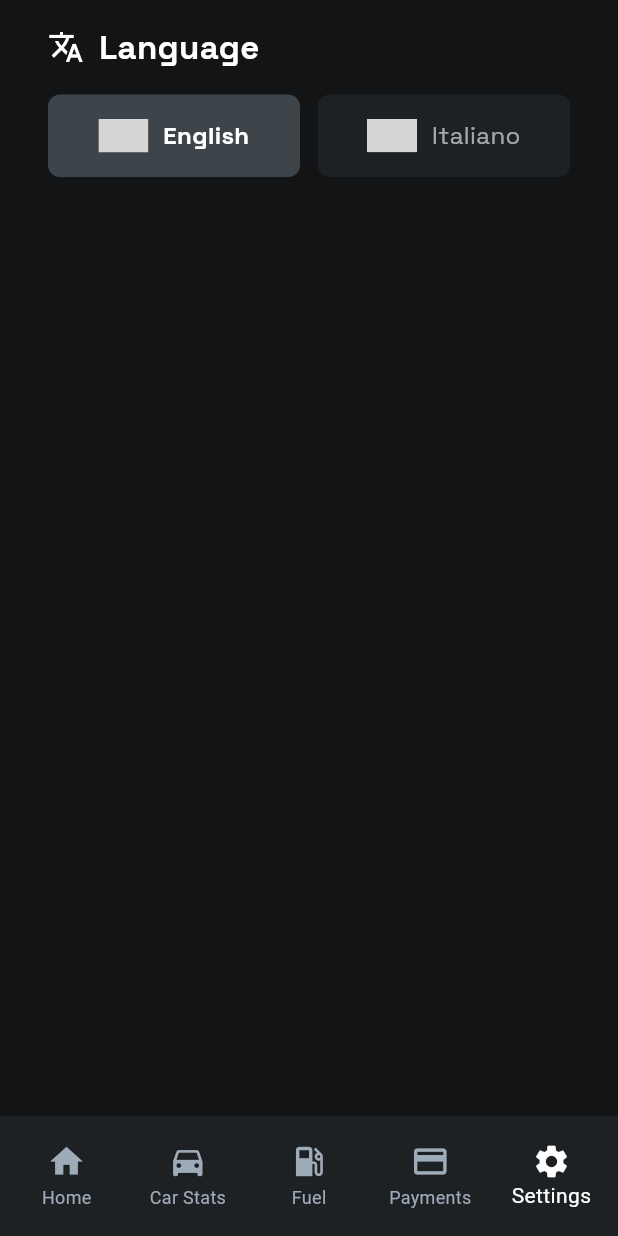
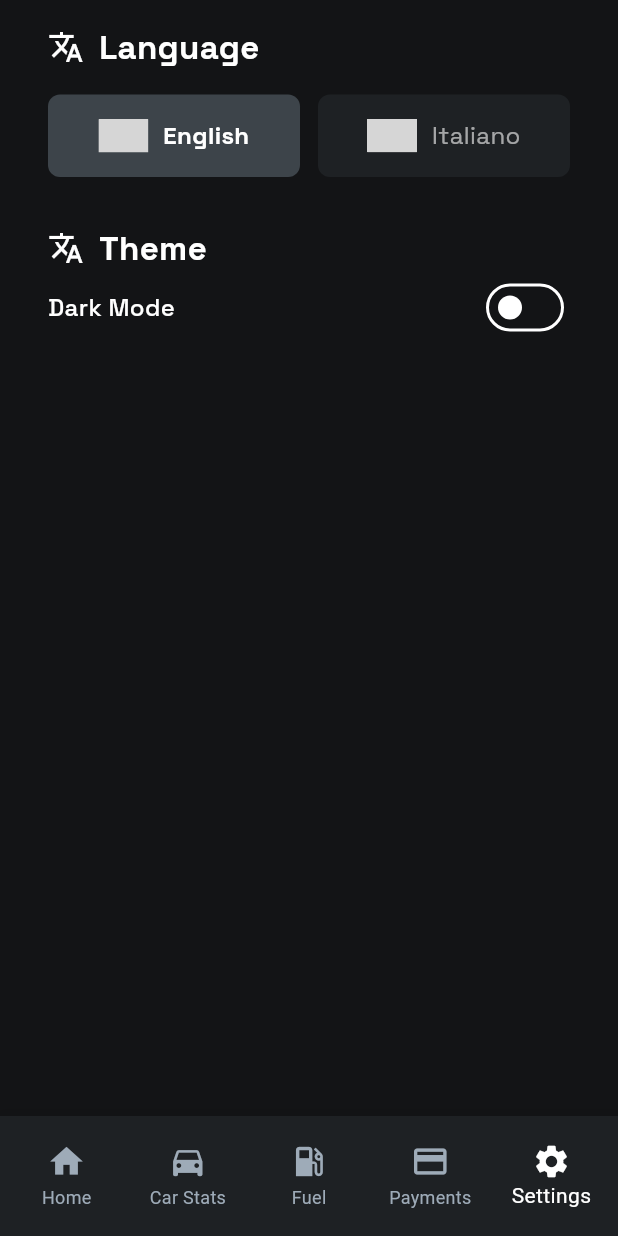
Before and after one commit to thisispivi/CarsManager, a Flutter app: the screen it shows after launch, item 5 of the bottom bar chosen, on a phone screen of 412 x 824 dp. Run offline on Flutter 3.47's test engine with Material 3 defaults, Android fonts, the light colour scheme and no system bars; our stand-ins replace flutter_svg, google_fonts; missing offline and left inert: country_flags; network calls fail; grey boxes are pictures that could not be loaded.

Commit message:
feat: added dark mode

```diff
--- a/car_manager/lib/components/row_with_leading_icon.dart
+++ b/car_manager/lib/components/row_with_leading_icon.dart
@@ -36,7 +36,7 @@ class RowWithLeadingIcon extends StatelessWidget {
             width: iconSize,
             margin: const EdgeInsets.only(top: 3),
             decoration: BoxDecoration(
-              color: const Color.fromRGBO(43, 48, 54, 1),
+              color: Theme.of(context).colorScheme.onSecondaryFixedVariant,
               borderRadius: BorderRadius.circular(8),
             ),
             child: Center(child: icon),
--- /dev/null
+++ b/car_manager/lib/core/theme/app_colors.dart
@@ -0,0 +1,34 @@
+import 'package:flutter/material.dart';
+
+class AppColors {
+  static const Color surfaceLight = Color.fromRGBO(255, 255, 255, 1);
+  static const Color cardLight = Color.fromRGBO(245, 245, 245, 1);
+  static const Color tertiaryLight = Color.fromRGBO(240, 240, 240, 1);
+  static const Color secondaryLight = Color.fromRGBO(120, 120, 120, 1);
+  static const Color onSurfaceVariantLight = Color.fromRGBO(60, 60, 60, 1);
+  static const Color primaryLight = Color.fromRGBO(0, 0, 0, 1);
+  static const Color onTertiaryVariantLight = Color.fromRGBO(220, 220, 220, 1);
+  static const Color onSecondaryVariantLight = Color.fromRGBO(200, 200, 200, 1);
+
+  static const Color surfaceDark = Color.fromRGBO(19, 20, 22, 1);
+  static const Color cardDark = Color.fromRGBO(30, 33, 36, 1);
+  static const Color tertiaryDark = Color.fromRGBO(45, 53, 62, 1);
+  static const Color secondaryDark = Color.fromRGBO(158, 171, 184, 1);
+  static const Color onSurfaceVariantDark = Color.fromRGBO(163, 171, 178, 1);
+  static const Color primaryDark = Color.fromRGBO(255, 255, 255, 1);
+  static const Color onTertiaryVariantDark = Color.fromRGBO(61, 68, 74, 1);
+  static const Color onSecondaryVariantDark = Color.fromRGBO(43, 48, 54, 1);
+
+  static const Color success = Color.fromRGBO(77, 207, 130, 1);
+  static const Color warning = Color.fromRGBO(255, 184, 76, 1);
+  static const Color error = Color.fromRGBO(255, 88, 88, 1);
+  static const Color info = Color.fromRGBO(85, 161, 255, 1);
+
+  static const List<Color> chartColors = [
+    Color.fromRGBO(77, 207, 130, 1),
+    Color.fromRGBO(85, 161, 255, 1),
+    Color.fromRGBO(255, 184, 76, 1),
+    Color.fromRGBO(255, 88, 88, 1),
+    Color.fromRGBO(170, 130, 255, 1),
+  ];
+}
--- /dev/null
+++ b/car_manager/lib/core/theme/app_dimensions.dart
@@ -0,0 +1,31 @@
+class AppDimensions {
+  // Spacing
+  static const double spacing4 = 4.0;
+  static const double spacing8 = 8.0;
+  static const double spacing12 = 12.0;
+  static const double spacing16 = 16.0;
+  static const double spacing24 = 24.0;
+  static const double spacing32 = 32.0;
+  static const double spacing48 = 48.0;
+
+  // Padding
+  static const double paddingSmall = 8.0;
+  static const double paddingDefault = 16.0;
+  static const double paddingLarge = 24.0;
+  static const double paddingXLarge = 32.0;
+
+  // Border radius
+  static const double radiusSmall = 4.0;
+  static const double radiusDefault = 8.0;
+  static const double radiusMedium = 12.0;
+  static const double radiusLarge = 16.0;
+  static const double radiusXLarge = 24.0;
+
+  // Icon sizes
+  static const double iconSmall = 16.0;
+  static const double iconDefault = 24.0;
+  static const double iconLarge = 32.0;
+
+  // Card dimensions
+  static const double cardElevation = 2.0;
+}
--- /dev/null
+++ b/car_manager/lib/core/theme/app_text_styles.dart
@@ -0,0 +1,45 @@
+import 'package:flutter/material.dart';
+import 'package:google_fonts/google_fonts.dart';
+
+class AppTextStyles {
+  static TextStyle _baseStyle(double fontSize, FontWeight weight, Color color) {
+    return GoogleFonts.spaceGrotesk(
+      fontSize: fontSize,
+      fontWeight: weight,
+      color: color,
+    );
+  }
+
+  // Headers
+  static TextStyle h1(BuildContext context) =>
+      _baseStyle(28, FontWeight.w700, Theme.of(context).colorScheme.primary);
+
+  static TextStyle h2(BuildContext context) =>
+      _baseStyle(24, FontWeight.w700, Theme.of(context).colorScheme.primary);
+
+  static TextStyle h3(BuildContext context) =>
+      _baseStyle(22, FontWeight.w700, Theme.of(context).colorScheme.primary);
+
+  static TextStyle h4(BuildContext context) =>
+      _baseStyle(20, FontWeight.w600, Theme.of(context).colorScheme.primary);
+
+  // Body text
+  static TextStyle bodyLarge(BuildContext context) =>
+      _baseStyle(16, FontWeight.normal, Theme.of(context).colorScheme.primary);
+
+  static TextStyle bodyMedium(BuildContext context) =>
+      _baseStyle(14, FontWeight.normal, Theme.of(context).colorScheme.primary);
+
+  static TextStyle bodySmall(BuildContext context) => _baseStyle(
+    12,
+    FontWeight.normal,
+    Theme.of(context).colorScheme.secondary,
+  );
+
+  // Special styles
+  static TextStyle label(BuildContext context) =>
+      _baseStyle(14, FontWeight.w500, Theme.of(context).colorScheme.secondary);
+
+  static TextStyle button(BuildContext context) =>
+      _baseStyle(16, FontWeight.w600, Theme.of(context).colorScheme.primary);
+}
--- /dev/null
+++ b/car_manager/lib/core/theme/app_theme.dart
@@ -0,0 +1,100 @@
+import 'package:flutter/material.dart';
+import 'app_colors.dart';
+
+class AppTheme {
+  static ThemeData getDarkTheme() {
+    return ThemeData(
+      useMaterial3: true,
+      brightness: Brightness.dark,
+      splashFactory: NoSplash.splashFactory,
+      splashColor: Colors.transparent,
+      highlightColor: Colors.transparent,
+      hoverColor: Colors.transparent,
+      colorScheme: const ColorScheme.dark(
+        surface: AppColors.surfaceDark,
+        primary: AppColors.primaryDark,
+        secondary: AppColors.secondaryDark,
+        tertiary: AppColors.tertiaryDark,
+        onSurfaceVariant: AppColors.onSurfaceVariantDark,
+        error: AppColors.error,
+        onTertiaryFixedVariant: AppColors.onTertiaryVariantDark,
+        onSecondaryFixedVariant: AppColors.onSecondaryVariantDark,
+      ),
+      navigationBarTheme: const NavigationBarThemeData(
+        backgroundColor: AppColors.cardDark,
+        indicatorColor: AppColors.cardDark,
+        labelBehavior: NavigationDestinationLabelBehavior.alwaysShow,
+      ),
+      cardColor: AppColors.cardDark,
+      dividerColor: AppColors.tertiaryDark,
+      scaffoldBackgroundColor: AppColors.surfaceDark,
+      appBarTheme: const AppBarTheme(
+        backgroundColor: AppColors.surfaceDark,
+        elevation: 0,
+        iconTheme: IconThemeData(color: AppColors.primaryDark),
+        titleTextStyle: TextStyle(
+          color: AppColors.primaryDark,
+          fontSize: 20,
+          fontWeight: FontWeight.w600,
+        ),
+      ),
+      bottomNavigationBarTheme: const BottomNavigationBarThemeData(
+        backgroundColor: Colors.transparent,
+        selectedItemColor: AppColors.primaryDark,
+        unselectedItemColor: AppColors.secondaryDark,
+        showSelectedLabels: true,
+        showUnselectedLabels: true,
+        type: BottomNavigationBarType.fixed,
+        elevation: 0,
+      ),
+    );
+  }
+
+  static ThemeData getLightTheme() {
+    return ThemeData(
+      useMaterial3: true,
+      brightness: Brightness.light,
+      splashFactory: NoSplash.splashFactory,
+      splashColor: Colors.transparent,
+      highlightColor: Colors.transparent,
+      hoverColor: Colors.transparent,
+      colorScheme: const ColorScheme.light(
+        surface: AppColors.surfaceLight,
+        primary: AppColors.primaryLight,
+        secondary: AppColors.secondaryLight,
+        tertiary: AppColors.tertiaryLight,
+        onSurfaceVariant: AppColors.onSurfaceVariantLight,
+        error: AppColors.error,
+        onTertiaryFixedVariant: AppColors.onTertiaryVariantLight,
+        onSecondaryFixedVariant: AppColors.onSecondaryVariantLight,
+      ),
+      navigationBarTheme: const NavigationBarThemeData(
+        backgroundColor: AppColors.cardLight,
+        indicatorColor: AppColors.cardLight,
+        labelBehavior: NavigationDestinationLabelBehavior.alwaysShow,
+      ),
+      cardColor: AppColors.cardLight,
+      dividerColor: AppColors.tertiaryLight,
+      scaffoldBackgroundColor: AppColors.surfaceLight,
+      appBarTheme: const AppBarTheme(
+        backgroundColor: AppColors.surfaceLight,
+        elevation: 0,
+        iconTheme: IconThemeData(color: AppColors.primaryLight),
+        titleTextStyle: TextStyle(
+          color: AppColors.primaryLight,
+          fontSize: 20,
+          fontWeight: FontWeight.w600,
+        ),
+      ),
+      bottomNavigationBarTheme: const BottomNavigationBarThemeData(
+        backgroundColor: Colors.transparent,
+        selectedItemColor: AppColors.primaryLight,
+        unselectedItemColor: AppColors.secondaryLight,
+        showSelectedLabels: true,
+        showUnselectedLabels: true,
+        type: BottomNavigationBarType.fixed,
+        elevation: 0,
+      ),
+    );
+  }
+}
--- a/car_manager/lib/l10n/app_en.arb
+++ b/car_manager/lib/l10n/app_en.arb
@@ -461,5 +461,13 @@
   "payments_insuranceData_policyAmount": "Amount",
   "@payments_insuranceData_policyAmount": {
     "description": "Label for the insurance policy amount field"
+  },
+  "themeSelector_title": "Theme",
+  "@themeSelector_title": {
+    "description": "Title for the theme selection dropdown"
+  },
+  "themeSelector_dark_mode": "Dark Mode",
+  "@themeSelector_dark_mode": {
+    "description": "Label for the dark mode theme option"
   }
 }
--- a/car_manager/lib/l10n/app_it.arb
+++ b/car_manager/lib/l10n/app_it.arb
@@ -461,5 +461,13 @@
   "payments_insuranceData_policyAmount": "Importo",
   "@payments_insuranceData_policyAmount": {
     "description": "Label for the insurance policy amount field"
+  },
+  "themeSelector_title": "Tema",
+  "@themeSelector_title": {
+    "description": "Title for the theme selection dropdown"
+  },
+  "themeSelector_dark_mode": "Modalità Scura",
+  "@themeSelector_dark_mode": {
+    "description": "Label for the dark mode theme option"
   }
 }
--- a/car_manager/lib/l10n/app_localizations.dart
+++ b/car_manager/lib/l10n/app_localizations.dart
@@ -649,6 +649,18 @@ abstract class AppLocalizations {
   /// In en, this message translates to:
   /// **'Amount'**
   String get payments_insuranceData_policyAmount;
+
+  /// Title for the theme selection dropdown
+  ///
+  /// In en, this message translates to:
+  /// **'Theme'**
+  String get themeSelector_title;
+
+  /// Label for the dark mode theme option
+  ///
+  /// In en, this message translates to:
+  /// **'Dark Mode'**
+  String get themeSelector_dark_mode;
 }
 
 class _AppLocalizationsDelegate
--- a/car_manager/lib/l10n/app_localizations_en.dart
+++ b/car_manager/lib/l10n/app_localizations_en.dart
@@ -313,4 +313,10 @@ class AppLocalizationsEn extends AppLocalizations {
 
   @override
   String get payments_insuranceData_policyAmount => 'Amount';
+
+  @override
+  String get themeSelector_title => 'Theme';
+
+  @override
+  String get themeSelector_dark_mode => 'Dark Mode';
 }
--- a/car_manager/lib/l10n/app_localizations_it.dart
+++ b/car_manager/lib/l10n/app_localizations_it.dart
@@ -313,4 +313,10 @@ class AppLocalizationsIt extends AppLocalizations {
 
   @override
   String get payments_insuranceData_policyAmount => 'Importo';
+
+  @override
+  String get themeSelector_title => 'Tema';
+
+  @override
+  String get themeSelector_dark_mode => 'Modalità Scura';
 }
--- a/car_manager/lib/main.dart
+++ b/car_manager/lib/main.dart
@@ -1,3 +1,4 @@
+import 'package:car_manager/core/theme/app_theme.dart';
 import 'package:car_manager/data/car_data.dart';
 import 'package:car_manager/l10n/app_localizations.dart';
 import 'package:car_manager/l10n/l10n.dart';
@@ -27,25 +28,9 @@ class CarManager extends StatelessWidget {
         builder: (context, state, child) => MaterialApp(
           title: 'Car Manager',
           locale: state.locale,
-          theme: ThemeData(
-            splashFactory: NoSplash.splashFactory,
-            splashColor: Colors.transparent,
-            highlightColor: Colors.transparent,
-            hoverColor: Colors.transparent,
-            colorScheme: ColorScheme.dark(
-              surface: Color.fromRGBO(19, 20, 22, 1),
-              primary: Color.fromRGBO(255, 255, 255, 1),
-              secondary: Color.fromRGBO(158, 171, 184, 1),
-              tertiary: Color.fromRGBO(45, 53, 62, 1),
-              onSurfaceVariant: Color.fromRGBO(163, 171, 178, 1),
-            ),
-            navigationBarTheme: NavigationBarThemeData(
-              backgroundColor: Color.fromRGBO(30, 33, 36, 1),
-              indicatorColor: Color.fromRGBO(30, 33, 36, 1),
-              labelBehavior: NavigationDestinationLabelBehavior.alwaysShow,
-            ),
-            cardColor: Color.fromRGBO(30, 33, 36, 1),
-          ),
+          theme: AppTheme.getLightTheme(),
+          darkTheme: AppTheme.getDarkTheme(),
+          themeMode: state.themeMode,
           home: DashboardPage(),
           supportedLocales: L10n.locals,
           localizationsDelegates: [
@@ -64,6 +49,7 @@ class CarManagerState extends ChangeNotifier {
   var car = currentCar;
 
   Locale? _locale;
+  ThemeMode _themeMode = ThemeMode.dark;
 
   CarManagerState() {
     final systemLocale = ui.PlatformDispatcher.instance.locale;
@@ -82,9 +68,17 @@ class CarManagerState extends ChangeNotifier {
   }
 
   Locale? get locale => _locale;
+  ThemeMode get themeMode => _themeMode;
 
   void setLocale(Locale locale) {
     _locale = locale;
+    notifyListeners();
+  }
+
+  void toggleThemeMode() {
+    _themeMode = _themeMode == ThemeMode.light
+        ? ThemeMode.dark
+        : ThemeMode.light;
     notifyListeners();
   }
 }
--- a/car_manager/lib/pages/settings.dart
+++ b/car_manager/lib/pages/settings.dart
@@ -82,6 +82,49 @@ class LanguageSelector extends StatelessWidget {
             ],
           ),
         ),
+        const SizedBox(height: 32),
+        Column(
+          crossAxisAlignment: CrossAxisAlignment.start,
+          children: [
+            SectionHeader(
+              hPadding: 32,
+              title:
+                  AppLocalizations.of(context)?.themeSelector_title ?? 'Theme',
+              icon: Icon(
+                Icons.translate,
+                color: Theme.of(context).colorScheme.primary,
+              ),
+            ),
+            Padding(
+              padding: const EdgeInsets.symmetric(horizontal: 32.0),
+              child: Row(
+                mainAxisAlignment: MainAxisAlignment.spaceBetween,
+                children: [
+                  Text(
+                    AppLocalizations.of(context)?.themeSelector_dark_mode ??
+                        'Dark Mode',
+                    style: GoogleFonts.spaceGrotesk(
+                      fontSize: 16,
+                      fontWeight: FontWeight.w500,
+                      color: Theme.of(context).colorScheme.onSurface,
+                    ),
+                  ),
+                  Switch(
+                    value:
+                        Provider.of<CarManagerState>(context).themeMode ==
+                        ThemeMode.light,
+                    onChanged: (value) {
+                      Provider.of<CarManagerState>(
+                        context,
+                        listen: false,
+                      ).toggleThemeMode();
+                    },
+                  ),
+                ],
+              ),
+            ),
+          ],
+        ),
       ],
     );
   }
@@ -108,7 +151,7 @@ class _LanguageOption extends StatelessWidget {
 
     return Material(
       color: isSelected
-          ? Color.fromRGBO(61, 68, 74, 1)
+          ? Theme.of(context).colorScheme.onTertiaryFixedVariant
           : Theme.of(context).navigationBarTheme.backgroundColor,
       borderRadius: BorderRadius.circular(8),
       child: InkWell(
```
